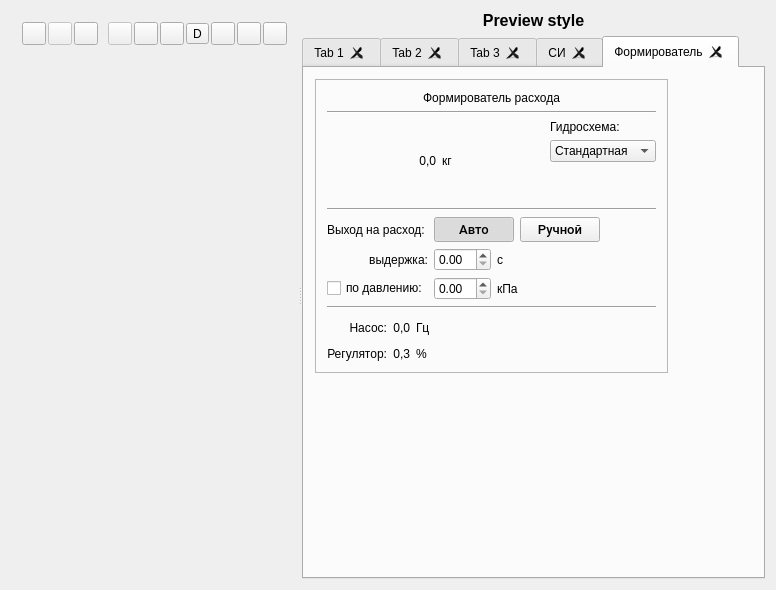
Before: the Qt Designer form qsseditor.ui in lit-uriy/qsseditor, drawn with Qt 5.
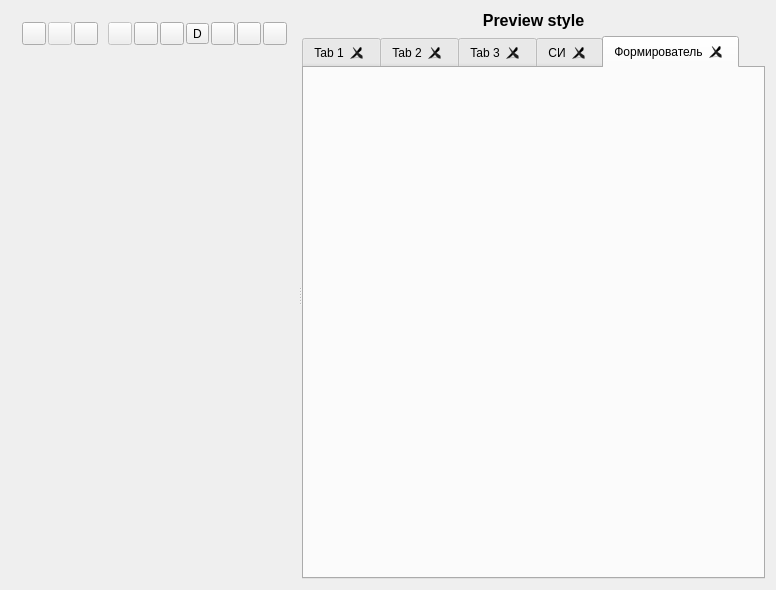
After: the same form once the commit is applied. The open tabs and pages were chosen to show the change. Icons and pictures are not drawn. Custom widgets are drawn as their Qt base class.

Commit message: Добавил внешний виджет FrameFlowGenerator для отладки.

Diff of the .ui file:
```diff
--- a/qsseditor.ui
+++ b/qsseditor.ui
@@ -1081,439 +1081,6 @@
            <string>Формирователь</string>
           </attribute>
           <layout class="QGridLayout" name="gridLayout_14">
-           <item row="0" column="0">
-            <widget class="QFrame" name="FrameFlowGenerator">
-             <property name="sizePolicy">
-              <sizepolicy hsizetype="Maximum" vsizetype="Maximum">
-               <horstretch>0</horstretch>
-               <verstretch>0</verstretch>
-              </sizepolicy>
-             </property>
-             <property name="windowTitle">
-              <string>Frame</string>
-             </property>
-             <property name="frameShape">
-              <enum>QFrame::StyledPanel</enum>
-             </property>
-             <property name="frameShadow">
-              <enum>QFrame::Raised</enum>
-             </property>
-             <property name="UiWidgetElevation" stdset="0">
-              <string>uiCards</string>
-             </property>
-             <layout class="QVBoxLayout" name="verticalLayout" stretch="0,1,2,1,1,1,0">
-              <item>
-               <widget class="QLabel" name="label">
-                <property name="text">
-                 <string>Формирователь расхода</string>
-                </property>
-                <property name="alignment">
-                 <set>Qt::AlignCenter</set>
-                </property>
-                <property name="UiTextSize" stdset="0">
-                 <string>Title</string>
-                </property>
-               </widget>
-              </item>
-              <item>
-               <widget class="Line" name="line">
-                <property name="orientation">
-                 <enum>Qt::Horizontal</enum>
-                </property>
-               </widget>
-              </item>
-              <item>
-               <layout class="QGridLayout" name="gridLayout_3">
-                <item row="0" column="0" rowspan="3">
-                 <layout class="QHBoxLayout" name="horizontalLayout">
-                  <item>
-                   <spacer name="horizontalSpacer_6">
-                    <property name="orientation">
-                     <enum>Qt::Horizontal</enum>
-                    </property>
-                    <property name="sizeHint" stdset="0">
-                     <size>
-                      <width>10</width>
-                      <height>20</height>
-                     </size>
-                    </property>
-                   </spacer>
-                  </item>
-                  <item>
-                   <widget class="QLabel" name="label_3">
-                    <property name="text">
-                     <string>0,0</string>
-                    </property>
-                    <property name="alignment">
-                     <set>Qt::AlignRight|Qt::AlignTrailing|Qt::AlignVCenter</set>
-                    </property>
-                    <property name="UiTextColor" stdset="0">
-                     <string>primary</string>
-                    </property>
-                    <property name="UiTextSize" stdset="0">
-                     <string>Display3</string>
-                    </property>
-                   </widget>
-                  </item>
-                  <item>
-                   <widget class="QLabel" name="label_16">
-                    <property name="text">
-                     <string>кг</string>
-                    </property>
-                    <property name="alignment">
-                     <set>Qt::AlignLeading|Qt::AlignLeft|Qt::AlignVCenter</set>
-                    </property>
-                    <property name="UiTextSize" stdset="0">
-                     <string>Headline</string>
-                    </property>
-                   </widget>
-                  </item>
-                  <item>
-                   <spacer name="horizontalSpacer_7">
-                    <property name="orientation">
-                     <enum>Qt::Horizontal</enum>
-                    </property>
-                    <property name="sizeHint" stdset="0">
-                     <size>
-                      <width>10</width>
-                      <height>20</height>
-                     </size>
-                    </property>
-                   </spacer>
-                  </item>
-                 </layout>
-                </item>
-                <item row="0" column="1">
-                 <widget class="QLabel" name="label_12">
-                  <property name="text">
-                   <string>Гидросхема:</string>
-                  </property>
-                  <property name="UiTextSize" stdset="0">
-                   <string>Body1</string>
-                  </property>
-                 </widget>
-                </item>
-                <item row="1" column="1">
-                 <widget class="QComboBox" name="comboBox">
-                  <item>
-                   <property name="text">
-                    <string>Стандартная</string>
-                   </property>
-                  </item>
-                 </widget>
-                </item>
-                <item row="2" column="1">
-                 <spacer name="verticalSpacer">
-                  <property name="orientation">
-                   <enum>Qt::Vertical</enum>
-                  </property>
-                  <property name="sizeHint" stdset="0">
-                   <size>
-                    <width>20</width>
-                    <height>40</height>
-                   </size>
-                  </property>
-                 </spacer>
-                </item>
-               </layout>
-              </item>
-              <item>
-               <widget class="Line" name="line_2">
-                <property name="orientation">
-                 <enum>Qt::Horizontal</enum>
-                </property>
-               </widget>
-              </item>
-              <item>
-               <layout class="QGridLayout" name="gridLayout_2">
-                <item row="0" column="1" colspan="3">
-                 <layout class="QHBoxLayout" name="horizontalLayout_2">
-                  <item>
-                   <widget class="QPushButton" name="pushButton">
-                    <property name="font">
-                     <font>
-                      <family>Roboto Medium</family>
-                      <pointsize>10</pointsize>
-                     </font>
-                    </property>
-                    <property name="text">
-                     <string>Авто</string>
-                    </property>
-                    <property name="checkable">
-                     <bool>true</bool>
-                    </property>
-                    <property name="checked">
-                     <bool>true</bool>
-                    </property>
-                    <attribute name="buttonGroup">
-                     <string notr="true">buttonGroup2</string>
-                    </attribute>
-                   </widget>
-                  </item>
-                  <item>
-                   <widget class="QPushButton" name="pushButton_2">
-                    <property name="font">
-                     <font>
-                      <family>Roboto Medium</family>
-                      <pointsize>10</pointsize>
-                     </font>
-                    </property>
-                    <property name="text">
-                     <string>Ручной</string>
-                    </property>
-                    <property name="checkable">
-                     <bool>true</bool>
-                    </property>
-                    <attribute name="buttonGroup">
-                     <string notr="true">buttonGroup2</string>
-                    </attribute>
-                   </widget>
-                  </item>
-                 </layout>
-                </item>
-                <item row="2" column="3" colspan="2">
-                 <spacer name="horizontalSpacer_4">
-                  <property name="orientation">
-                   <enum>Qt::Horizontal</enum>
-                  </property>
-                  <property name="sizeHint" stdset="0">
-                   <size>
-                    <width>108</width>
-                    <height>20</height>
-                   </size>
-                  </property>
-                 </spacer>
-                </item>
-                <item row="0" column="4">
-                 <spacer name="horizontalSpacer_5">
-                  <property name="orientation">
-                   <enum>Qt::Horizontal</enum>
-                  </property>
-                  <property name="sizeHint" stdset="0">
-                   <size>
-                    <width>40</width>
-                    <height>20</height>
-                   </size>
-                  </property>
-                 </spacer>
-                </item>
-                <item row="2" column="2">
-                 <widget class="QLabel" name="label_23">
-                  <property name="text">
-                   <string>кПа</string>
-                  </property>
-                  <property name="alignment">
-                   <set>Qt::AlignLeading|Qt::AlignLeft|Qt::AlignVCenter</set>
-                  </property>
-                  <property name="UiTextSize" stdset="0">
-                   <string>Body1</string>
-                  </property>
-                 </widget>
-                </item>
-                <item row="2" column="1">
-                 <widget class="QDoubleSpinBox" name="doubleSpinBox_2">
-                  <property name="sizePolicy">
-                   <sizepolicy hsizetype="Preferred" vsizetype="Fixed">
-                    <horstretch>0</horstretch>
-                    <verstretch>0</verstretch>
-                   </sizepolicy>
-                  </property>
-                 </widget>
-                </item>
-                <item row="2" column="0">
-                 <widget class="QCheckBox" name="checkBox">
-                  <property name="text">
-                   <string>по давлению:</string>
-                  </property>
-                  <property name="UiTextSize" stdset="0">
-                   <string>Body1</string>
-                  </property>
-                 </widget>
-                </item>
-                <item row="0" column="0">
-                 <widget class="QLabel" name="label_13">
-                  <property name="text">
-                   <string>Выход на расход:</string>
-                  </property>
-                  <property name="UiTextSize" stdset="0">
-                   <string>Body1</string>
-                  </property>
-                 </widget>
-                </item>
-                <item row="1" column="2">
-                 <widget class="QLabel" name="label_15">
-                  <property name="text">
-                   <string>с</string>
-                  </property>
-                  <property name="alignment">
-                   <set>Qt::AlignLeading|Qt::AlignLeft|Qt::AlignVCenter</set>
-                  </property>
-                  <property name="UiTextSize" stdset="0">
-                   <string>Body1</string>
-                  </property>
-                 </widget>
-                </item>
-                <item row="1" column="3" colspan="2">
-                 <spacer name="horizontalSpacer_3">
-                  <property name="orientation">
-                   <enum>Qt::Horizontal</enum>
-                  </property>
-                  <property name="sizeHint" stdset="0">
-                   <size>
-                    <width>108</width>
-                    <height>20</height>
-                   </size>
-                  </property>
-                 </spacer>
-                </item>
-                <item row="1" column="1">
-                 <widget class="QDoubleSpinBox" name="doubleSpinBox"/>
-                </item>
-                <item row="1" column="0">
-                 <widget class="QLabel" name="label_14">
-                  <property name="text">
-                   <string>выдержка:</string>
-                  </property>
-                  <property name="alignment">
-                   <set>Qt::AlignRight|Qt::AlignTrailing|Qt::AlignVCenter</set>
-                  </property>
-                  <property name="UiTextSize" stdset="0">
-                   <string>Body1</string>
-                  </property>
-                 </widget>
-                </item>
-               </layout>
-              </item>
-              <item>
-               <widget class="Line" name="line_3">
-                <property name="orientation">
-                 <enum>Qt::Horizontal</enum>
-                </property>
-               </widget>
-              </item>
-              <item>
-               <layout class="QGridLayout" name="gridLayout">
-                <item row="0" column="0">
-                 <widget class="QLabel" name="label_18">
-                  <property name="text">
-                   <string>Насос:</string>
-                  </property>
-                  <property name="alignment">
-                   <set>Qt::AlignBottom|Qt::AlignRight|Qt::AlignTrailing</set>
-                  </property>
-                  <property name="UiTextColor" stdset="0">
-                   <string>secondary</string>
-                  </property>
-                  <property name="UiTextSize" stdset="0">
-                   <string>Body1</string>
-                  </property>
-                 </widget>
-                </item>
-                <item row="0" column="1">
-                 <widget class="QLabel" name="label_19">
-                  <property name="text">
-                   <string>0,0</string>
-                  </property>
-                  <property name="alignment">
-                   <set>Qt::AlignBottom|Qt::AlignRight|Qt::AlignTrailing</set>
-                  </property>
-                  <property name="UiTextSize" stdset="0">
-                   <string>Body1</string>
-                  </property>
-                 </widget>
-                </item>
-                <item row="0" column="2">
-                 <widget class="QLabel" name="label_17">
-                  <property name="text">
-                   <string>Гц</string>
-                  </property>
-                  <property name="alignment">
-                   <set>Qt::AlignBottom|Qt::AlignLeading|Qt::AlignLeft</set>
-                  </property>
-                  <property name="UiTextColor" stdset="0">
-                   <string>secondary</string>
-                  </property>
-                  <property name="UiTextSize" stdset="0">
-                   <string>Body1</string>
-                  </property>
-                 </widget>
-                </item>
-                <item row="1" column="0">
-                 <widget class="QLabel" name="label_21">
-                  <property name="text">
-                   <string>Регулятор:</string>
-                  </property>
-                  <property name="alignment">
-                   <set>Qt::AlignBottom|Qt::AlignRight|Qt::AlignTrailing</set>
-                  </property>
-                  <property name="UiTextColor" stdset="0">
-                   <string>secondary</string>
-                  </property>
-                  <property name="UiTextSize" stdset="0">
-                   <string>Body1</string>
-                  </property>
-                 </widget>
-                </item>
-                <item row="1" column="1">
-                 <widget class="QLabel" name="label_22">
-                  <property name="text">
-                   <string>0,3</string>
-                  </property>
-                  <property name="alignment">
-                   <set>Qt::AlignBottom|Qt::AlignRight|Qt::AlignTrailing</set>
-                  </property>
-                  <property name="UiTextSize" stdset="0">
-                   <string>Body1</string>
-                  </property>
-                 </widget>
-                </item>
-                <item row="1" column="2">
-                 <widget class="QLabel" name="label_20">
-                  <property name="text">
-                   <string>%</string>
-                  </property>
-                  <property name="alignment">
-                   <set>Qt::AlignBottom|Qt::AlignLeading|Qt::AlignLeft</set>
-                  </property>
-                  <property name="UiTextColor" stdset="0">
-                   <string>secondary</string>
-                  </property>
-                  <property name="UiTextSize" stdset="0">
-                   <string>Body1</string>
-                  </property>
-                 </widget>
-                </item>
-                <item row="1" column="3">
-                 <spacer name="horizontalSpacer_2">
-                  <property name="orientation">
-                   <enum>Qt::Horizontal</enum>
-                  </property>
-                  <property name="sizeHint" stdset="0">
-                   <size>
-                    <width>40</width>
-                    <height>20</height>
-                   </size>
-                  </property>
-                 </spacer>
-                </item>
-                <item row="0" column="3">
-                 <spacer name="horizontalSpacer">
-                  <property name="orientation">
-                   <enum>Qt::Horizontal</enum>
-                  </property>
-                  <property name="sizeHint" stdset="0">
-                   <size>
-                    <width>40</width>
-                    <height>20</height>
-                   </size>
-                  </property>
-                 </spacer>
-                </item>
-               </layout>
-              </item>
-             </layout>
-            </widget>
-           </item>
            <item row="0" column="1">
             <spacer name="horizontalSpacer_11">
              <property name="orientation">
@@ -1569,6 +1136,12 @@
    <header>dut_panel.h</header>
    <container>1</container>
   </customwidget>
+  <customwidget>
+   <class>FrameFlowGenerator</class>
+   <extends>QWidget</extends>
+   <header>frame_flowgenerator.h</header>
+   <container>1</container>
+  </customwidget>
  </customwidgets>
  <tabstops>
   <tabstop>toolOpen</tabstop>
```
Left out of the diff: 19 changed lines with no effect on the pictures. The commit also changes 1 other file.
